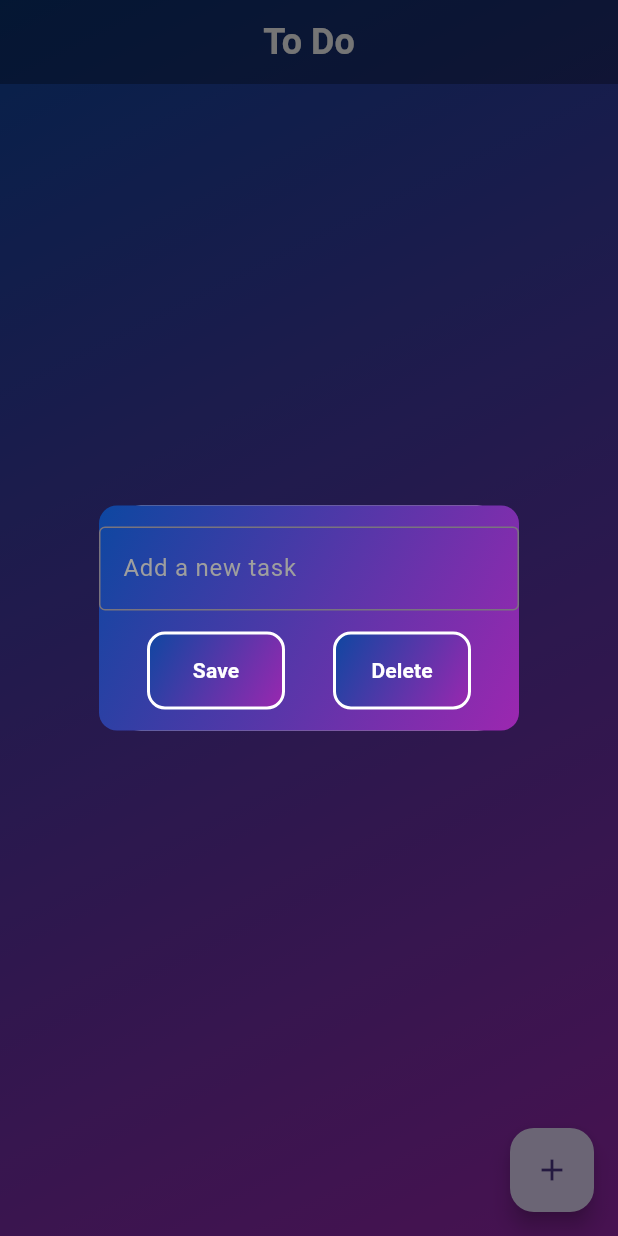
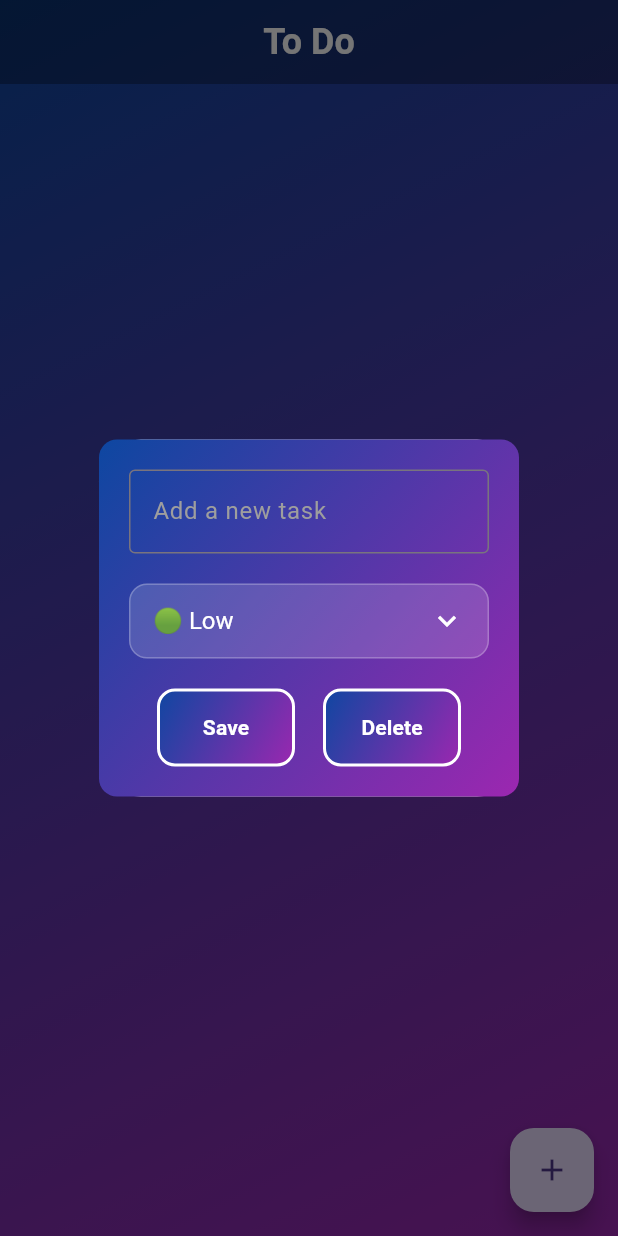
Before and after one commit to Ratul-11/ToDoAppUsingFlutter, a Flutter app: the screen it shows after launch, after a tap on the "add" icon, on a phone screen of 412 x 824 dp. Run offline on Flutter 3.47's test engine with Material 3 defaults, Android fonts, the phone set to English and light mode, and no system bars; our stand-ins replace flutter_slidable, hive_flutter; accounts and stored records are empty.

Commit message:
priority feature added

```diff
--- a/lib/pages/home_page.dart
+++ b/lib/pages/home_page.dart
@@ -13,97 +13,167 @@ class HomePage extends StatefulWidget {
 }
 
 class _HomePageState extends State<HomePage> {
+
   late final Box _myBox;
   late final ToDoDataBase db;
 
   @override
   void initState() {
+
     super.initState();
 
     _myBox = Hive.box('mybox');
+
+
+
     db = ToDoDataBase(_myBox);
 
     db.loadData();
   }
-  //text controler
+
+  // text controller
   final _controller = TextEditingController();
 
-//save new task
-void saveNewTask(){
+  // save new task
+  void saveNewTask(String priority) {
+
     setState(() {
-    db.todoList.add([_controller.text, false]);
+
+      db.todoList.add([
+        _controller.text,
+        false,
+        priority,
+      ]);
+
     });
+
     _controller.clear();
+
     Navigator.of(context).pop();
+
     db.updateDataBase();
   }
-//checkbox was tapped
-void checkBoxChanged(bool? value, int index){
+
+  // checkbox tapped
+  void checkBoxChanged(bool? value, int index) {
+
     setState(() {
-    db.todoList[index][1] = !db.todoList[index][1];
+
+      db.todoList[index][1] =
+          !db.todoList[index][1];
+
     });
+
     db.updateDataBase();
   }
-//delete task
-void deleteTask(int index){
+
+  // delete task
+  void deleteTask(int index) {
+
     setState(() {
+
       db.todoList.removeAt(index);
+
     });
+
     db.updateDataBase();
   }
-//create a new task
- void createNewTask(){
+
+  // create new task
+  void createNewTask() {
+
     showDialog(
+
       context: context,
-    builder: (context){
+
+      builder: (context) {
+
         return DialogBox(
+
           controller: _controller,
-        onSave: () {
-          saveNewTask();
+
+          onSave: (priority) {
+
+            saveNewTask(priority);
+
           },
-        onCancel: () => Navigator.of(context).pop(),
+
+          onCancel: () =>
+              Navigator.of(context).pop(),
+
         );
       },
     );
   }
+
   @override
   Widget build(BuildContext context) {
+
     return Scaffold(
+
       extendBodyBehindAppBar: true,
+
       appBar: AppBar(
-          title: Text("To Do",
+
+        title: const Text(
+          "To Do",
+
           style: TextStyle(
             color: Colors.white,
             fontSize: 24,
             fontWeight: FontWeight.bold,
           ),
         ),
-          backgroundColor: Colors.black.withOpacity(0.3),
+
+        backgroundColor:
+            Colors.black.withOpacity(0.3),
+
         elevation: 0,
+
         centerTitle: true,
       ),
 
+      floatingActionButton:
+          FloatingActionButton(
 
-        floatingActionButton: FloatingActionButton(
         onPressed: createNewTask,
-          child: Icon(Icons.add),
+
+        child: const Icon(Icons.add),
       ),
 
       body: Container(
+
         height: double.infinity,
+
         width: double.infinity,
+
         decoration: BoxDecoration(
           gradient: mainGradient,
         ),
 
-         child:ListView.builder(
+        child: ListView.builder(
+
           itemCount: db.todoList.length,
-           itemBuilder: (BuildContext context, int index) {
+
+          itemBuilder:
+              (BuildContext context, int index) {
+
             return ToDoTile(
+
               taskName: db.todoList[index][0],
-              taskCompleted: db.todoList[index][1],
-              onChanged: (value) =>checkBoxChanged(value, index),
-              deleteFunction: (context) => deleteTask(index),
+
+              taskCompleted:
+                  db.todoList[index][1],
+
+              priority:
+                  db.todoList[index][2],
+
+              onChanged: (value) =>
+                  checkBoxChanged(
+                      value, index),
+
+              deleteFunction: (context) =>
+                  deleteTask(index),
             );
           },
         ),
--- a/lib/utilities/dialog_box.dart
+++ b/lib/utilities/dialog_box.dart
@@ -1,51 +1,116 @@
 import 'package:flutter/material.dart';
 import 'package:todoapp/utilities/colors.dart';
 import 'package:todoapp/utilities/my_button.dart';
+import 'package:todoapp/utilities/dropdown.dart';
 
-class DialogBox extends StatelessWidget {
+class DialogBox extends StatefulWidget {
+
   final controller;
-  final VoidCallback onSave;
+  final Function(String) onSave;
   final VoidCallback onCancel;
-  const DialogBox({super.key, required this.controller, required this.onSave, required this.onCancel});
+
+  const DialogBox({
+    super.key,
+    required this.controller,
+    required this.onSave,
+    required this.onCancel,
+  });
+
+  @override
+  State<DialogBox> createState() => _DialogBoxState();
+}
+
+class _DialogBoxState extends State<DialogBox> {
+
+  String selectedPriority = "Low";
 
   @override
   Widget build(BuildContext context) {
+
     return AlertDialog(
+
       contentPadding: EdgeInsets.all(0),
+
       content: Container(
-        height:150,
-        width: 150,
-        decoration: BoxDecoration
-        (gradient: mainGradient,
+
+        padding: EdgeInsets.all(20),
+
+        decoration: BoxDecoration(
+          gradient: mainGradient,
           borderRadius: BorderRadius.circular(12),
         ),
+
         child: Column(
-        mainAxisSize: MainAxisSize.max,
-        mainAxisAlignment: MainAxisAlignment.spaceEvenly,
+
+          mainAxisSize: MainAxisSize.min,
+
           children: [
-          //get user input
+
+            // text field
             TextField(
-            controller: controller,
-            style: TextStyle(color: Colors.white),
+
+              controller: widget.controller,
+
+              style: TextStyle(
+                color: Colors.white,
+              ),
+
               decoration: InputDecoration(
+
                 border: OutlineInputBorder(),
+
                 hintText: "Add a new task",
+
                 hintStyle: TextStyle(
                   color: Colors.grey,
                 ),
               ),
             ),
-          //buttons -> save + cancel
+
+            SizedBox(height: 20),
+
+            // dropdown
+            dropDown(
+
+              selectedValue: selectedPriority,
+
+              onChanged: (value) {
+
+                setState(() {
+
+                  selectedPriority = value!;
+
+                });
+
+              },
+
+            ),
+
+            SizedBox(height: 20),
+
+            // buttons
             Row(
+
               mainAxisAlignment: MainAxisAlignment.spaceEvenly,
+
               children: [
-            //save button
-            myButton(text: "Save", onPressed: onSave),
-            //delete button
-            myButton(text: "Delete", onPressed: onCancel),
+
+                myButton(
+                  text: "Save",
+                  onPressed: () {
+                    widget.onSave(selectedPriority);
+                  },
+                ),
+
+                myButton(
+                  text: "Delete",
+                  onPressed: widget.onCancel,
+                ),
+
               ],
-        )
-        ],//children
+            ),
+
+          ],
         ),
       ),
     );
--- /dev/null
+++ b/lib/utilities/dropdown.dart
@@ -0,0 +1,83 @@
+import 'package:flutter/material.dart';
+
+class dropDown extends StatelessWidget {
+
+  final String selectedValue;
+  final Function(String?) onChanged;
+
+  const dropDown({
+    super.key,
+    required this.selectedValue,
+    required this.onChanged,
+  });
+
+  @override
+  Widget build(BuildContext context) {
+
+    return Container(
+
+      padding: EdgeInsets.symmetric(
+        horizontal: 15,
+      ),
+
+      decoration: BoxDecoration(
+
+        color: Colors.white.withValues(alpha: 0.15),
+
+        borderRadius: BorderRadius.circular(12),
+
+        border: Border.all(
+          color: Colors.white24,
+        ),
+      ),
+
+      child: DropdownButton<String>(
+
+        value: selectedValue,
+
+        dropdownColor: Colors.black87,
+
+        icon: Icon(
+          Icons.keyboard_arrow_down,
+          color: Colors.white,
+        ),
+
+        style: TextStyle(
+          color: Colors.white,
+          fontSize: 16,
+        ),
+
+        underline: SizedBox(),
+
+        isExpanded: true,
+
+        items: [
+
+          DropdownMenuItem(
+            value: "Low",
+            child: Text(
+              "🟢 Low",
+            ),
+          ),
+
+          DropdownMenuItem(
+            value: "Medium",
+            child: Text(
+              "🟠 Medium",
+            ),
+          ),
+
+          DropdownMenuItem(
+            value: "High",
+            child: Text(
+              "🔴 High",
+            ),
+          ),
+
+        ],
+
+        onChanged: onChanged,
+      ),
+    );
+  }
+}
```
Also changed, not shown: lib/utilities/todo_tile.dart (+62 -4 lines). Lines whose indentation alone changed are shown as unchanged.
